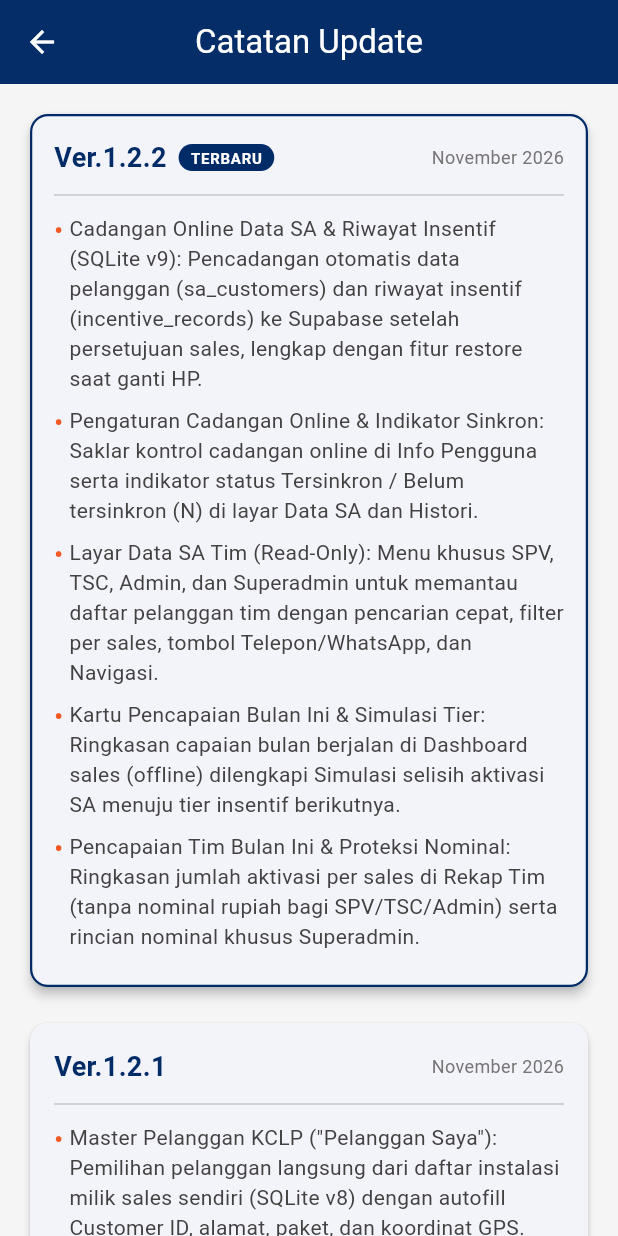
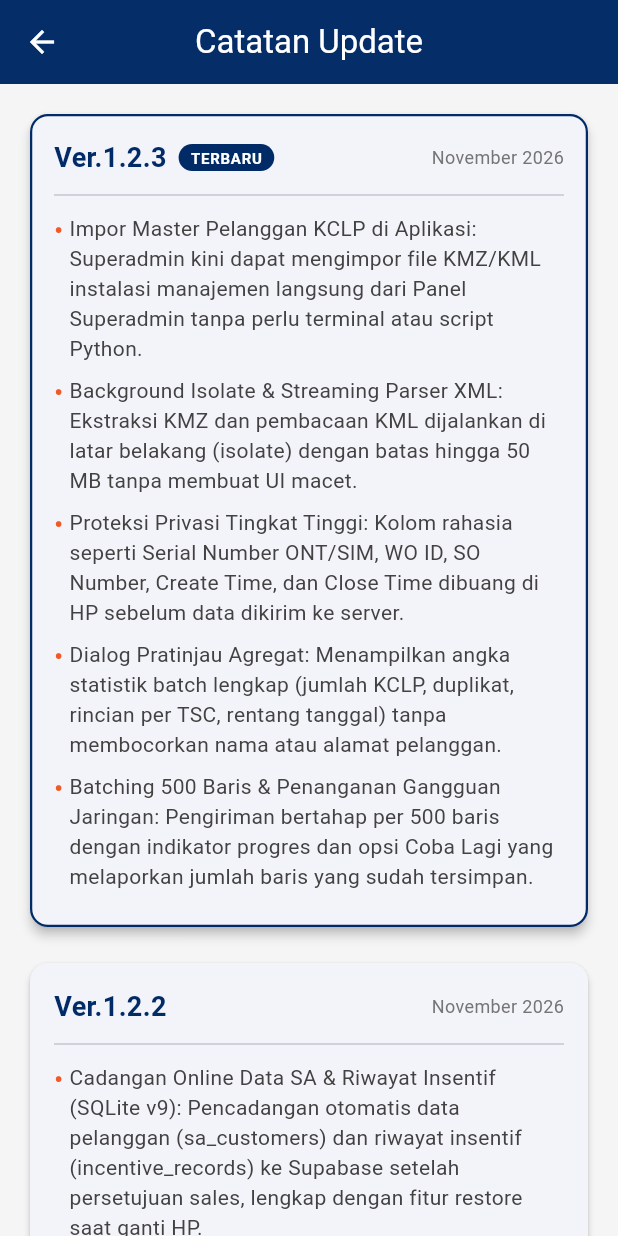
Before and after one commit to fadli87/dsa_incentive_tracker, a Flutter app: the UpdateNotesScreen screen opened directly, on a phone screen of 412 x 824 dp. Run offline on Flutter 3.47's test engine with Material 3 defaults, Android fonts, the phone set to English and light mode, and no system bars; our stand-ins replace connectivity_plus, csv, file_picker, flutter_map, flutter_riverpod, flutter_secure_storage and 8 more; accounts and stored records are empty.

Commit message:
docs(master-import): document in-app KMZ/KML import and bump version to v1.2.3+17

```diff
--- a/lib/ui/screens/update_notes_screen.dart
+++ b/lib/ui/screens/update_notes_screen.dart
@@ -19,9 +19,22 @@ class UpdateNotesScreen extends StatelessWidget {
           crossAxisAlignment: CrossAxisAlignment.start,
           children: [
             _buildVersionCard(
+              version: 'Ver.1.2.3',
+              date: 'November 2026',
+              isLatest: true,
+              changes: [
+                'Impor Master Pelanggan KCLP di Aplikasi: Superadmin kini dapat mengimpor file KMZ/KML instalasi manajemen langsung dari Panel Superadmin tanpa perlu terminal atau script Python.',
+                'Background Isolate & Streaming Parser XML: Ekstraksi KMZ dan pembacaan KML dijalankan di latar belakang (isolate) dengan batas hingga 50 MB tanpa membuat UI macet.',
+                'Proteksi Privasi Tingkat Tinggi: Kolom rahasia seperti Serial Number ONT/SIM, WO ID, SO Number, Create Time, dan Close Time dibuang di HP sebelum data dikirim ke server.',
+                'Dialog Pratinjau Agregat: Menampilkan angka statistik batch lengkap (jumlah KCLP, duplikat, rincian per TSC, rentang tanggal) tanpa membocorkan nama atau alamat pelanggan.',
+                'Batching 500 Baris & Penanganan Gangguan Jaringan: Pengiriman bertahap per 500 baris dengan indikator progres dan opsi Coba Lagi yang melaporkan jumlah baris yang sudah tersimpan.',
+              ],
+            ),
+            const SizedBox(height: 16),
+            _buildVersionCard(
               version: 'Ver.1.2.2',
               date: 'November 2026',
-              isLatest: true,
+              isLatest: false,
               changes: [
                 'Cadangan Online Data SA & Riwayat Insentif (SQLite v9): Pencadangan otomatis data pelanggan (sa_customers) dan riwayat insentif (incentive_records) ke Supabase setelah persetujuan sales, lengkap dengan fitur restore saat ganti HP.',
                 'Pengaturan Cadangan Online & Indikator Sinkron: Saklar kontrol cadangan online di Info Pengguna serta indikator status Tersinkron / Belum tersinkron (N) di layar Data SA dan Histori.',
@@ -252,7 +265,10 @@ class UpdateNotesScreen extends StatelessWidget {
                     if (isLatest) ...[
                       const SizedBox(width: 8),
                       Container(
-                        padding: const EdgeInsets.symmetric(horizontal: 8, vertical: 2),
+                        padding: const EdgeInsets.symmetric(
+                          horizontal: 8,
+                          vertical: 2,
+                        ),
                         decoration: BoxDecoration(
                           color: const Color(0xFF002B66),
                           borderRadius: BorderRadius.circular(10),
@@ -272,15 +288,13 @@ class UpdateNotesScreen extends StatelessWidget {
                 ),
                 Text(
                   date,
-                  style: TextStyle(
-                    fontSize: 12,
-                    color: Colors.grey.shade600,
-                  ),
+                  style: TextStyle(fontSize: 12, color: Colors.grey.shade600),
                 ),
               ],
             ),
             const Divider(height: 24),
-            ...changes.map((change) => Padding(
+            ...changes.map(
+              (change) => Padding(
                 padding: const EdgeInsets.only(bottom: 8.0),
                 child: Row(
                   crossAxisAlignment: CrossAxisAlignment.start,
@@ -305,7 +319,8 @@ class UpdateNotesScreen extends StatelessWidget {
                     ),
                   ],
                 ),
-                )),
+              ),
+            ),
           ],
         ),
       ),
--- a/pubspec.yaml
+++ b/pubspec.yaml
@@ -16,7 +16,7 @@ publish_to: 'none' # Remove this line if you wish to publish to pub.dev
 # https://developer.apple.com/library/archive/documentation/General/Reference/InfoPlistKeyReference/Articles/CoreFoundationKeys.html
 # In Windows, build-name is used as the major, minor, and patch parts
 # of the product and file versions while build-number is used as the build suffix.
-version: 1.2.2+16
+version: 1.2.3+17
 
 environment:
   sdk: ^3.12.2
```
Also changed, not shown: lib/auth/screens/super_admin_panel_screen.dart (+2 -12 lines), lib/core/constants/app_constants.dart (+15 -5 lines), 6 other files. Lines whose indentation alone changed are shown as unchanged.
